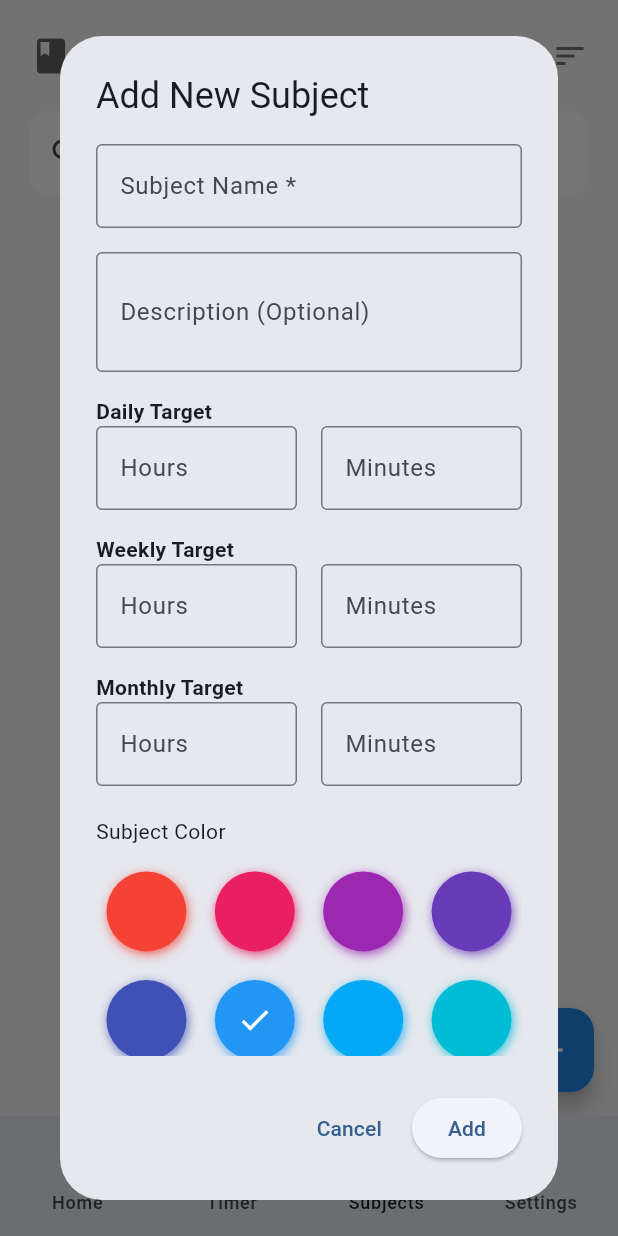
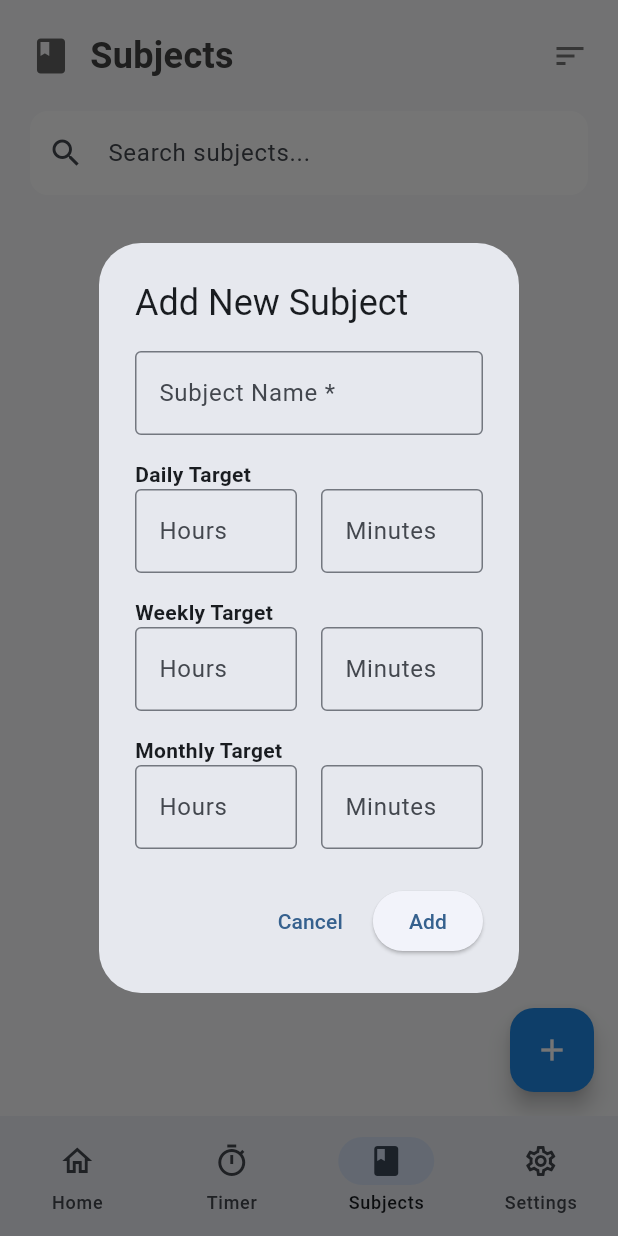
Before and after one commit to suvojit213/study_planner, a Flutter app: the screen it shows after launch, item 3 of the bottom bar chosen, after a tap on the "add" icon, on a phone screen of 412 x 824 dp. Run offline on Flutter 3.47's test engine with Material 3 defaults, Android fonts, the phone set to English and light mode, and no system bars; drawn by our look-alikes of flutter_colorpicker; our stand-ins replace file_picker, flutter_local_notifications, flutter_speed_dial, lottie, shared_preferences, sqflite; missing offline and left inert: flutter_background_service, flutter_ringtone_player; accounts and stored records are empty.

Commit message:
refactor: clean add/edit subject dialog

```diff
--- a/lib/screens/subjects_screen.dart
+++ b/lib/screens/subjects_screen.dart
@@ -1,5 +1,4 @@
 import 'package:flutter/material.dart';
-import 'package:flutter_colorpicker/flutter_colorpicker.dart';
 import '../services/subject_service.dart';
 import '../models/subject.dart';
 import './subject_details_screen.dart';
@@ -47,14 +46,12 @@ class _SubjectsScreenState extends State<SubjectsScreen> {
 
   void _showAddSubjectDialog() {
     final nameController = TextEditingController();
-    final descriptionController = TextEditingController();
     final dailyHoursController = TextEditingController();
     final dailyMinutesController = TextEditingController();
     final weeklyHoursController = TextEditingController();
     final weeklyMinutesController = TextEditingController();
     final monthlyHoursController = TextEditingController();
     final monthlyMinutesController = TextEditingController();
-    Color selectedColor = Colors.blue;
 
     void calculateTargets() {
       final dailyHours = int.tryParse(dailyHoursController.text) ?? 0;
@@ -98,15 +95,6 @@ class _SubjectsScreenState extends State<SubjectsScreen> {
                         labelText: 'Subject Name *',
                         border: OutlineInputBorder(),
                       ),
-                    ),
-                    const SizedBox(height: 16),
-                    TextField(
-                      controller: descriptionController,
-                      decoration: const InputDecoration(
-                        labelText: 'Description (Optional)',
-                        border: OutlineInputBorder(),
-                      ),
-                      maxLines: 2,
                     ),
                     const SizedBox(height: 16),
                     const Text('Daily Target', style: TextStyle(fontWeight: FontWeight.bold)),
@@ -189,15 +177,6 @@ class _SubjectsScreenState extends State<SubjectsScreen> {
                         ),
                       ],
                     ),
-                    const SizedBox(height: 20),
-                    const Text('Subject Color'),
-                    const SizedBox(height: 10),
-                    BlockPicker(
-                      pickerColor: selectedColor,
-                      onColorChanged: (color) {
-                        selectedColor = color;
-                      },
-                    ),
                   ],
                 ),
               ),
@@ -231,13 +210,9 @@ class _SubjectsScreenState extends State<SubjectsScreen> {
 
                     final success = await _subjectService.addSubject(
                       name: nameController.text.trim(),
-                      description: descriptionController.text.trim().isEmpty
-                          ? null
-                          : descriptionController.text.trim(),
                       dailyTarget: dailyTarget.inMinutes > 0 ? dailyTarget : null,
                       weeklyTarget: weeklyTarget.inMinutes > 0 ? weeklyTarget : null,
                       monthlyTarget: monthlyTarget.inMinutes > 0 ? monthlyTarget : null,
-                      color: selectedColor,
                     );
 
                     if (success) {
@@ -261,7 +236,6 @@ class _SubjectsScreenState extends State<SubjectsScreen> {
 
   void _showEditSubjectDialog(Subject subject) {
     final nameController = TextEditingController(text: subject.name);
-    final descriptionController = TextEditingController(text: subject.description ?? '');
     final dailyHoursController = TextEditingController(text: subject.dailyTarget?.inHours.toString() ?? '');
     final dailyMinutesController = TextEditingController(text: ((subject.dailyTarget?.inMinutes ?? 0) % 60).toString());
     final weeklyHoursController = TextEditingController(text: subject.weeklyTarget?.inHours.toString() ?? '');
@@ -311,15 +285,6 @@ class _SubjectsScreenState extends State<SubjectsScreen> {
                         labelText: 'Subject Name *',
                         border: OutlineInputBorder(),
                       ),
-                    ),
-                    const SizedBox(height: 16),
-                    TextField(
-                      controller: descriptionController,
-                      decoration: const InputDecoration(
-                        labelText: 'Description (Optional)',
-                        border: OutlineInputBorder(),
-                      ),
-                      maxLines: 2,
                     ),
                     const SizedBox(height: 16),
                     const Text('Daily Target', style: TextStyle(fontWeight: FontWeight.bold)),
@@ -435,9 +400,6 @@ class _SubjectsScreenState extends State<SubjectsScreen> {
 
                     final updatedSubject = subject.copyWith(
                       name: nameController.text.trim(),
-                      description: descriptionController.text.trim().isEmpty
-                          ? null
-                          : descriptionController.text.trim(),
                       dailyTarget: dailyTarget.inMinutes > 0 ? dailyTarget : null,
                       weeklyTarget: weeklyTarget.inMinutes > 0 ? weeklyTarget : null,
                       monthlyTarget: monthlyTarget.inMinutes > 0 ? monthlyTarget : null,
```
